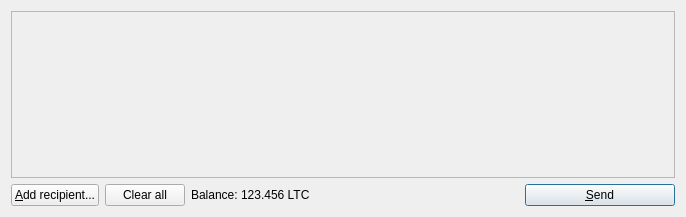
SaltPeter/salt, file src/qt/forms/sendcoinsdialog.ui: the form before one commit.
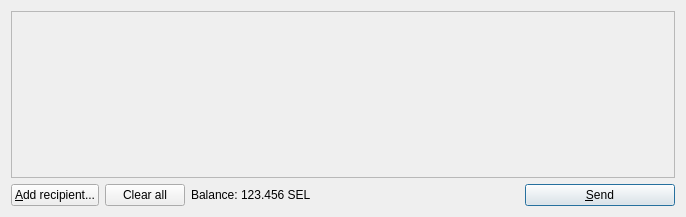
The form after the commit. Icons and pictures are not drawn.

```diff
--- a/src/qt/forms/sendcoinsdialog.ui
+++ b/src/qt/forms/sendcoinsdialog.ui
@@ -110,7 +110,7 @@
        <item>
         <widget class="QLabel" name="labelBalance">
          <property name="text">
-          <string>123.456 LTC</string>
+          <string>123.456 SEL</string>
          </property>
          <property name="textInteractionFlags">
           <set>Qt::LinksAccessibleByMouse|Qt::TextSelectableByKeyboard|Qt::TextSelectableByMouse</set>
```
Left out of the diff: 11 changed lines with no effect on the pictures.
